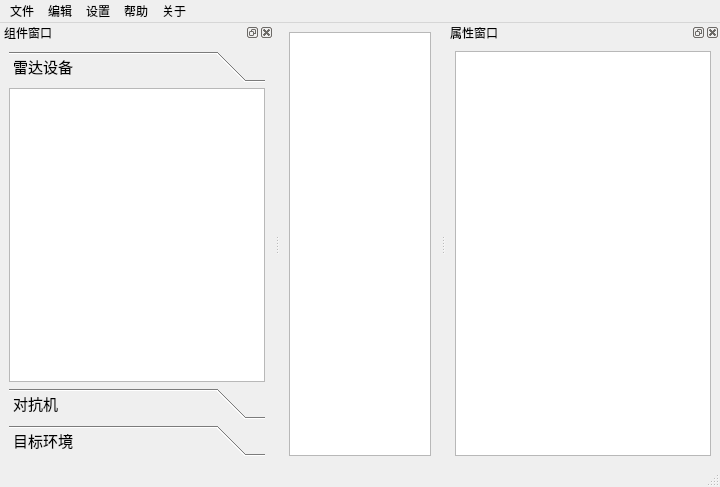
Old version of the form prototype_v0906/Main/mainwindownew.ui in the repository Tangzixia/Digital-Prototype.
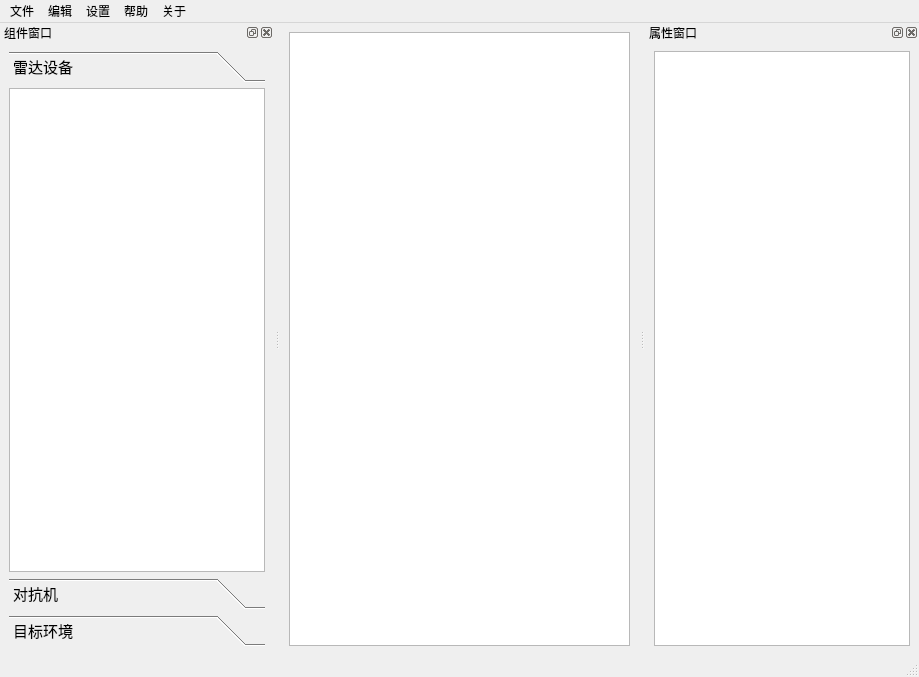
New version of the form. Icons and pictures are not drawn. Custom widgets are drawn as their Qt base class.

The edit to the form file:
```diff
--- a/prototype_v0906/Main/mainwindownew.ui
+++ b/prototype_v0906/Main/mainwindownew.ui
@@ -6,8 +6,8 @@
    <rect>
     <x>0</x>
     <y>0</y>
-    <width>720</width>
-    <height>487</height>
+    <width>919</width>
+    <height>677</height>
    </rect>
   </property>
   <property name="windowTitle">
@@ -41,8 +41,8 @@
     <rect>
      <x>0</x>
      <y>0</y>
-     <width>720</width>
-     <height>26</height>
+     <width>919</width>
+     <height>21</height>
     </rect>
    </property>
    <widget class="QMenu" name="menufile">
@@ -120,7 +120,7 @@
           <x>0</x>
           <y>0</y>
           <width>256</width>
-          <height>293</height>
+          <height>506</height>
          </rect>
         </property>
         <attribute name="icon">
```
Left out of the diff: 34 changed lines with no effect on the pictures.
